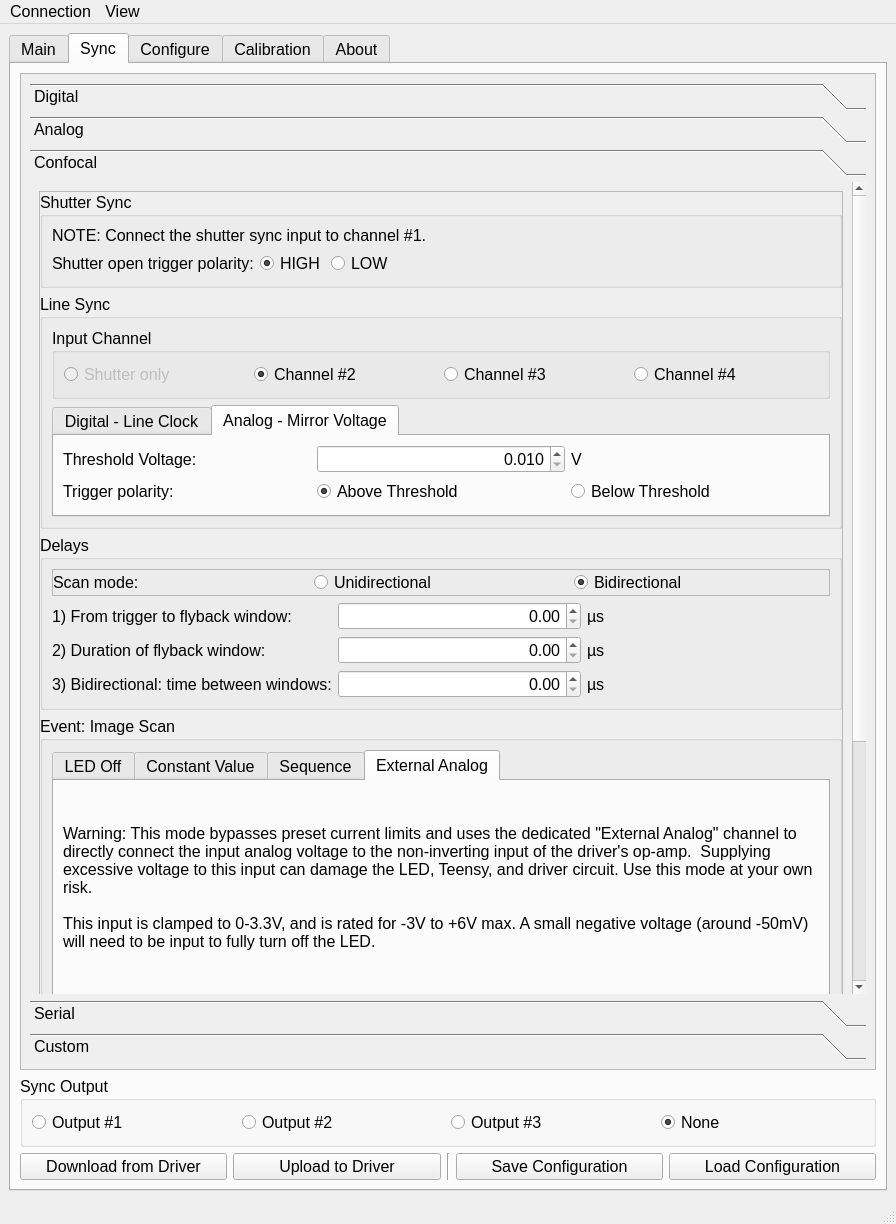
Before: the Qt Designer form Software/QtDesigner_GUI.ui in Llamero/Four_Channel_MHz_LED_Driver, drawn with Qt 5.
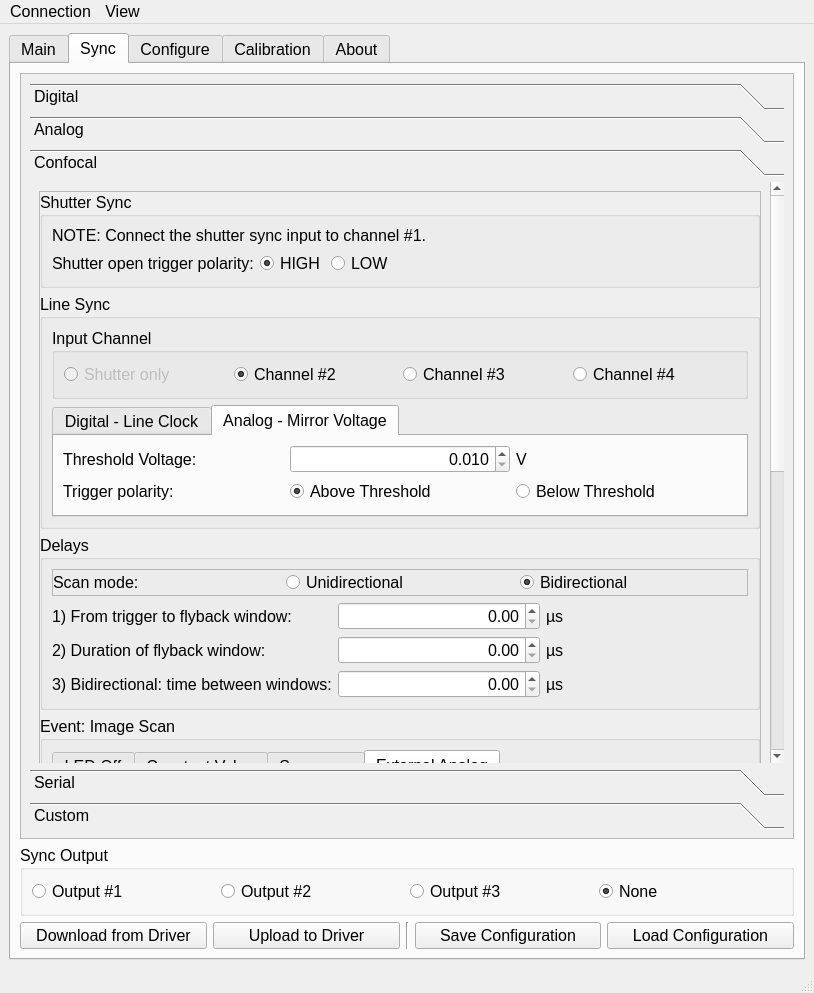
After: the same form once the commit is applied. The open tabs and pages were chosen to show the change. Custom widgets are drawn as their Qt base class.

Commit message: Menu and button groups complete

Diff of the .ui file:
```diff
--- a/Software/QtDesigner_GUI.ui
+++ b/Software/QtDesigner_GUI.ui
@@ -9,8 +9,8 @@
    <rect>
     <x>0</x>
     <y>0</y>
-    <width>896</width>
-    <height>1224</height>
+    <width>814</width>
+    <height>993</height>
    </rect>
   </property>
   <property name="minimumSize">
@@ -402,8 +402,8 @@
             <rect>
              <x>0</x>
              <y>0</y>
-             <width>892</width>
-             <height>1036</height>
+             <width>770</width>
+             <height>781</height>
             </rect>
            </property>
            <layout class="QGridLayout" name="gridLayout_23">
@@ -1733,9 +1733,9 @@
                <property name="geometry">
                 <rect>
                  <x>0</x>
-                 <y>0</y>
-                 <width>857</width>
-                 <height>1030</height>
+                 <y>-482</y>
+                 <width>735</width>
+                 <height>1080</height>
                 </rect>
                </property>
                <property name="toolTip">
@@ -4850,11 +4850,11 @@
     <rect>
      <x>0</x>
      <y>0</y>
-     <width>896</width>
+     <width>814</width>
      <height>21</height>
     </rect>
    </property>
-   <widget class="QMenu" name="menuConnection">
+   <widget class="QMenu" name="menu_connection">
     <property name="toolTip">
      <string/>
     </property>
@@ -4865,15 +4865,15 @@
     <addaction name="separator"/>
     <addaction name="actionTest_LED_connections"/>
    </widget>
-   <widget class="QMenu" name="menuVIew">
+   <widget class="QMenu" name="menu_view">
     <property name="title">
      <string>View</string>
     </property>
     <addaction name="actionStatus"/>
     <addaction name="actionSync_plot"/>
    </widget>
-   <addaction name="menuConnection"/>
-   <addaction name="menuVIew"/>
+   <addaction name="menu_connection"/>
+   <addaction name="menu_view"/>
   </widget>
   <widget class="QStatusBar" name="statusbar"/>
   <action name="actionDisconnect">
```
Left out of the diff: 294 changed lines with no effect on the pictures.
